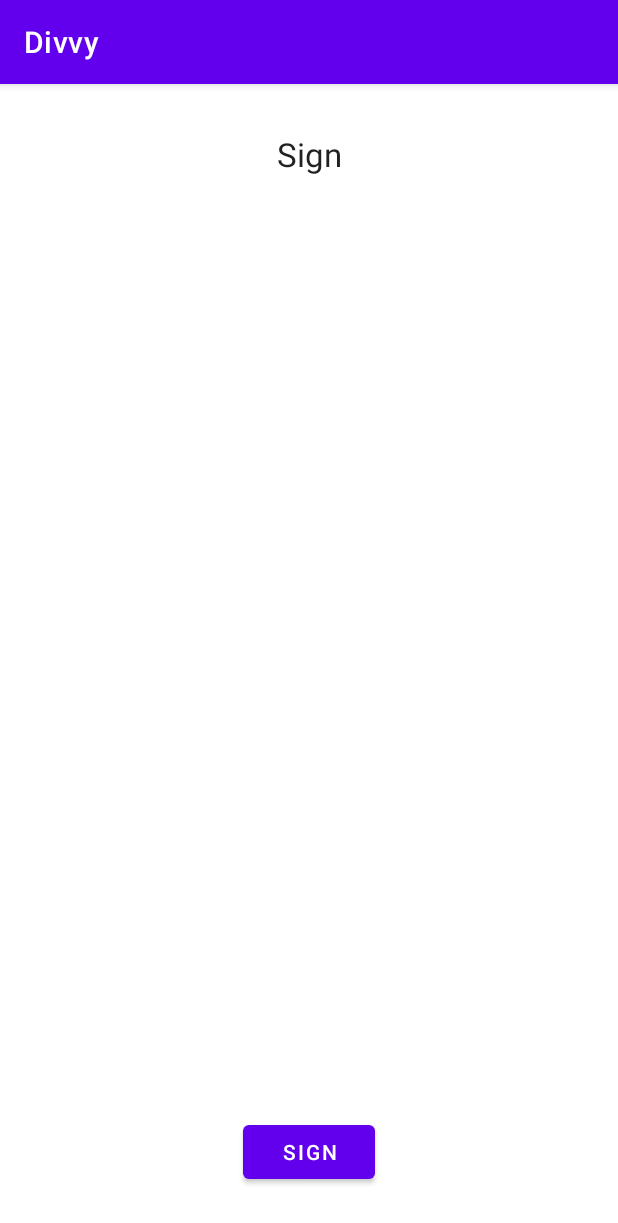
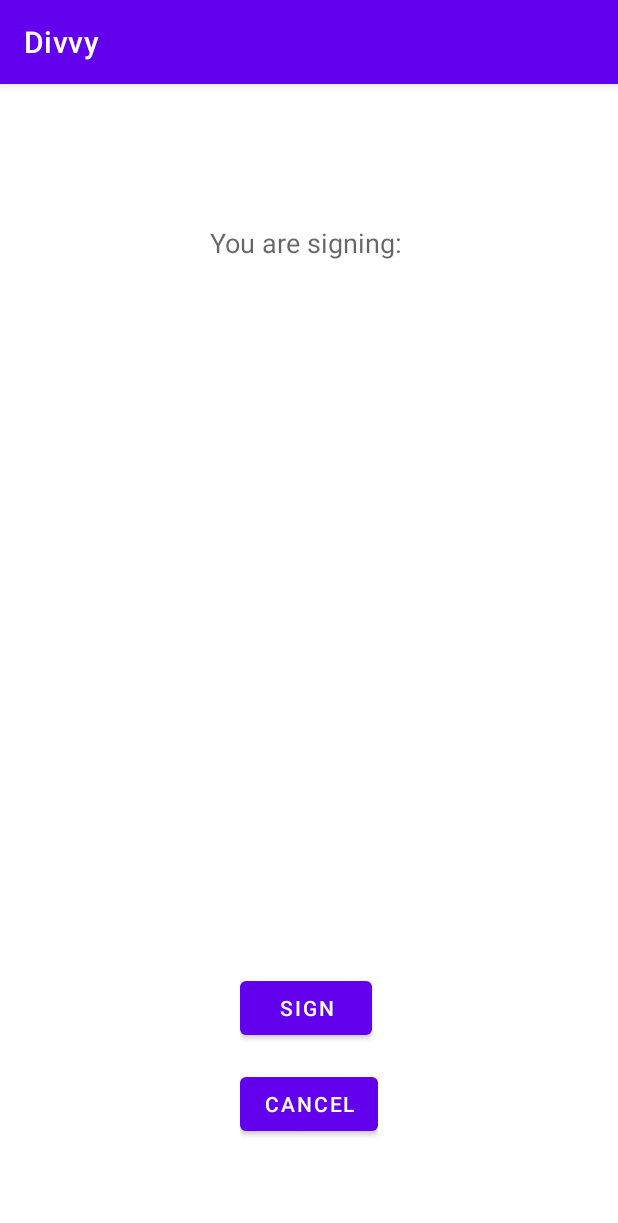
Before and after one commit to methics/divvy-android, an Android app: the fragment SignatureFragment placed in its activity, on a phone screen of 412 x 824 dp. Shown: the top 1223 px of the screen. Run offline under Robolectric (Android 15) with nearby library versions, the phone set to English and light mode, and no system bars; libraries missing offline, so code that uses them is left out: fi.methics.musap; 4 statements that could not run were skipped.

Commit message:
Added a cancel button

```diff
--- a/app/src/main/java/fi/methics/divvy/ui/main/CouplingCompleteFragment.java
+++ b/app/src/main/java/fi/methics/divvy/ui/main/CouplingCompleteFragment.java
@@ -17,6 +17,7 @@ import fi.methics.musap.sdk.api.MusapClient;
 import fi.methics.musap.sdk.api.MusapException;
 import fi.methics.musap.sdk.internal.datatype.MusapKey;
 import fi.methics.musap.sdk.internal.datatype.SignaturePayload;
+import fi.methics.musap.sdk.internal.discovery.SscdSearchReq;
 import fi.methics.musap.sdk.internal.sign.SignatureReq;
 import fi.methics.musap.sdk.internal.util.MLog;
 
--- a/app/src/main/java/fi/methics/divvy/ui/main/SignatureFragment.java
+++ b/app/src/main/java/fi/methics/divvy/ui/main/SignatureFragment.java
@@ -4,13 +4,13 @@ import android.os.Bundle;
 
 import androidx.fragment.app.Fragment;
 
-import android.view.KeyEvent;
+import android.os.SystemClock;
+import android.util.Base64;
 import android.view.LayoutInflater;
 import android.view.View;
 import android.view.ViewGroup;
 import android.widget.Button;
 import android.widget.TextView;
-import android.widget.Toast;
 
 import com.google.gson.Gson;
 
@@ -30,6 +30,8 @@ import fi.methics.musap.sdk.internal.util.MLog;
 public class SignatureFragment extends Fragment {
 
     private static final String SIG_REQ = "sigreq";
+
+    private long lastClickTime;
 
     private SignatureReq sigReq;
 
@@ -67,16 +69,47 @@ public class SignatureFragment extends Fragment {
         TextView displayText = v.findViewById(R.id.text_display_text);
         displayText.setText(this.sigReq.getDisplayText());
 
+        TextView dtbsText = v.findViewById(R.id.text_dtbs_value);
+        dtbsText.setText(Base64.encodeToString(this.sigReq.getData(), Base64.DEFAULT));
+
         // SDK requires the activity in order to display dialog
         this.sigReq.setActivity(this.getActivity());
 
+        Button cancelButton = v.findViewById(R.id.button_cancel);
+        cancelButton.setOnClickListener(new View.OnClickListener() {
+            @Override
+            public void onClick(View view) {
+                SignatureFragment.this.finish();
+            }
+        });
+
         Button b = v.findViewById(R.id.button_sign);
-        b.setOnClickListener(view -> MusapClient.sign(SignatureFragment.this.sigReq, new MusapCallback<MusapSignature>() {
+        b.setOnClickListener(view -> {
+
+            if (SystemClock.elapsedRealtime() - lastClickTime < 500){
+                return;
+            }
+            this.lastClickTime = SystemClock.elapsedRealtime();
+
+            MusapClient.sign(SignatureFragment.this.sigReq, new MusapCallback<MusapSignature>() {
                 @Override
                 public void onSuccess(MusapSignature musapSignature) {
                     MLog.d("Signed successfully");
                     MusapClient.sendSignatureCallback(musapSignature);
+                    SignatureFragment.this.finish();
+                }
 
+                @Override
+                public void onException(MusapException e) {
+                    MLog.e("Sign failed", e);
+                }
+            });
+        });
+
+        return v;
+    }
+
+    private void finish() {
         // Go back to polling fragment
         SignatureFragment.this.getActivity().getSupportFragmentManager().beginTransaction()
                 .setCustomAnimations(
@@ -89,13 +122,4 @@ public class SignatureFragment extends Fragment {
                 .commitNow();
     }
 
-            @Override
-            public void onException(MusapException e) {
-                MLog.e("Sign failed", e);
 }
-        }));
-
-        return v;
-    }
-
-}
--- a/app/src/main/res/layout/fragment_signature.xml
+++ b/app/src/main/res/layout/fragment_signature.xml
@@ -8,41 +8,17 @@
     tools:context=".ui.main.SignatureFragment" >
 
     <TextView
-        android:id="@+id/text_sign_title"
+        android:id="@+id/text_dtbs_desc"
         android:layout_width="wrap_content"
         android:layout_height="wrap_content"
         android:layout_marginStart="32dp"
         android:layout_marginTop="32dp"
         android:layout_marginEnd="32dp"
-        android:text="Sign"
-        android:textAppearance="@style/TextAppearance.AppCompat.Large"
-        app:layout_constraintEnd_toEndOf="parent"
-        app:layout_constraintStart_toStartOf="parent"
-        app:layout_constraintTop_toTopOf="parent" />
-
-    <TextView
-        android:id="@+id/text_dtbs"
-        android:layout_width="wrap_content"
-        android:layout_height="wrap_content"
-        android:layout_marginStart="32dp"
-        android:layout_marginTop="32dp"
-        android:layout_marginEnd="32dp"
+        android:text="You are signing: "
         android:textAppearance="@style/TextAppearance.AppCompat.Medium"
         app:layout_constraintEnd_toEndOf="parent"
         app:layout_constraintStart_toStartOf="parent"
         app:layout_constraintTop_toBottomOf="@+id/text_display_text" />
-
-    <Button
-        android:id="@+id/button_sign"
-        android:layout_width="wrap_content"
-        android:layout_height="wrap_content"
-        android:layout_marginStart="32dp"
-        android:layout_marginEnd="32dp"
-        android:layout_marginBottom="32dp"
-        android:text="Sign"
-        app:layout_constraintBottom_toBottomOf="parent"
-        app:layout_constraintEnd_toEndOf="parent"
-        app:layout_constraintStart_toStartOf="parent" />
 
     <TextView
         android:id="@+id/text_display_text"
@@ -51,8 +27,49 @@
         android:layout_marginStart="32dp"
         android:layout_marginTop="32dp"
         android:layout_marginEnd="32dp"
+        android:textAppearance="@style/TextAppearance.AppCompat.Large"
+        app:layout_constraintEnd_toEndOf="parent"
+        app:layout_constraintStart_toStartOf="parent"
+        app:layout_constraintTop_toTopOf="parent" />
+
+    <LinearLayout
+        android:layout_width="wrap_content"
+        android:layout_height="wrap_content"
+        android:layout_marginBottom="32dp"
+        android:orientation="vertical"
+        app:layout_constraintBottom_toBottomOf="parent"
+        app:layout_constraintEnd_toEndOf="parent"
+        app:layout_constraintStart_toStartOf="parent">
+
+        <Button
+            android:id="@+id/button_sign"
+            android:layout_width="wrap_content"
+            android:layout_height="wrap_content"
+            android:layout_marginBottom="16dp"
+            android:layout_weight="1"
+            android:text="Sign" />
+
+        <Button
+            android:id="@+id/button_cancel"
+            android:layout_width="wrap_content"
+            android:layout_height="wrap_content"
+            android:layout_marginBottom="32dp"
+            android:layout_weight="1"
+            android:text="Cancel" />
+
+    </LinearLayout>
+
+    <TextView
+        android:id="@+id/text_dtbs_value"
+        android:layout_width="0dp"
+        android:layout_height="wrap_content"
+        android:layout_marginStart="32dp"
+        android:layout_marginTop="32dp"
+        android:layout_marginEnd="32dp"
+        android:gravity="center"
         android:textAppearance="@style/TextAppearance.AppCompat.Medium"
         app:layout_constraintEnd_toEndOf="parent"
         app:layout_constraintStart_toStartOf="parent"
-        app:layout_constraintTop_toBottomOf="@+id/text_sign_title" />
+        app:layout_constraintTop_toBottomOf="@+id/text_dtbs_desc" />
+
 </androidx.constraintlayout.widget.ConstraintLayout>
```
Lines whose indentation alone changed are shown as unchanged.
